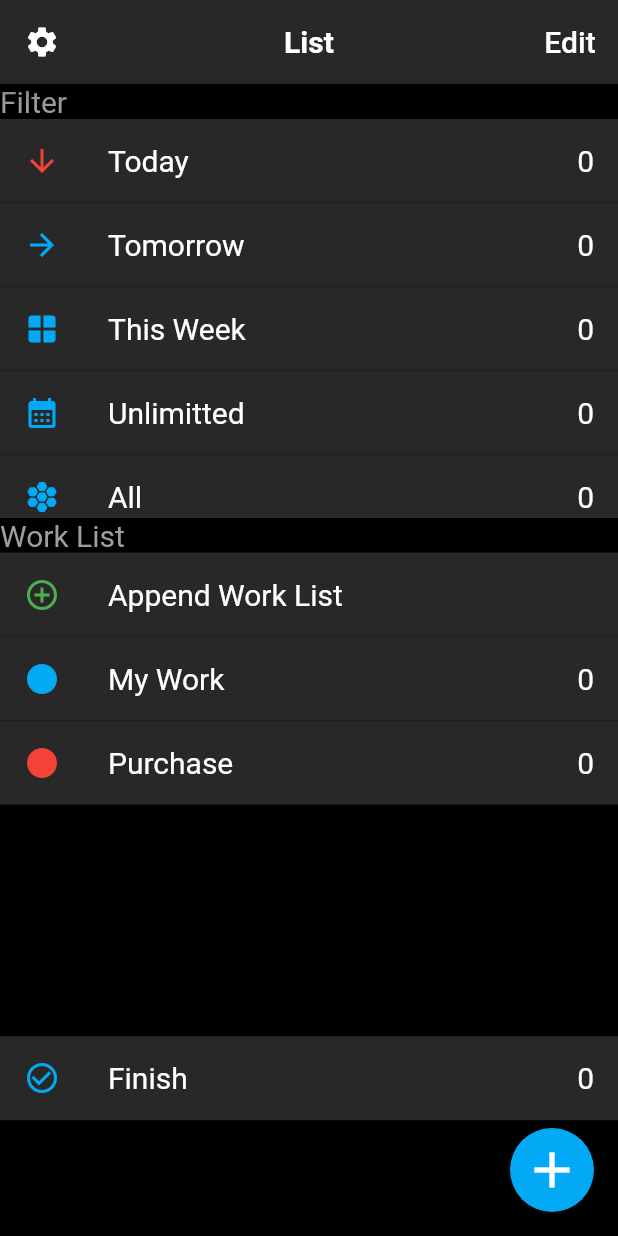
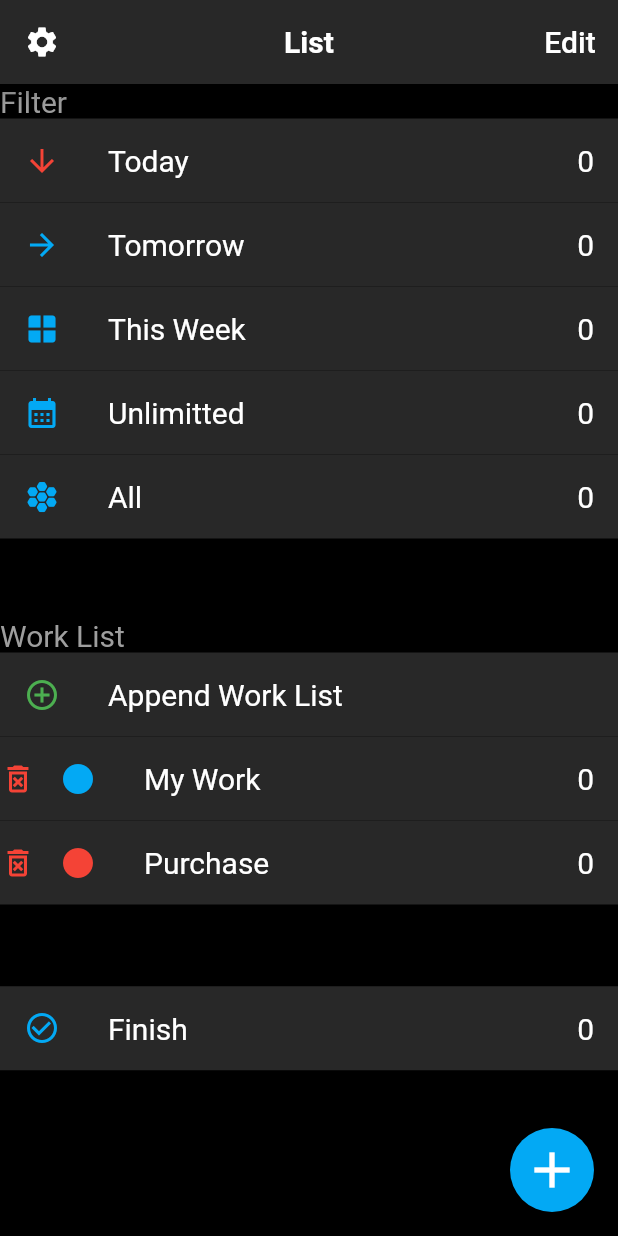
Before and after one commit to Sihwan-Kim/todo_flutter, a Flutter app: the screen it shows after launch, after a tap on "Edit", on a phone screen of 412 x 824 dp. Run offline on Flutter 3.47's test engine with Material 2 defaults, Android fonts, the phone set to English and light mode, and no system bars; our stand-ins replace sqflite; accounts and stored records are empty.

Commit message:
Append Delete Icon to WorkList

```diff
--- a/lib/addwork.dart
+++ b/lib/addwork.dart
@@ -80,7 +80,7 @@ class _EditWorkName extends State<EditWorkName>
             value: _isChecked,
             onChanged: (value) { setState(() {_isChecked = value ;}); },
           ),
-          Flexible
+          Flexible                      // Flexible에 사용해야지만 에러가 발생하지 않는다.
           (
             child: TextFormField
             (
@@ -229,7 +229,7 @@ class WorkListSelect extends StatefulWidget
 //----------------------------------------------------------------------------
 class _WorkListSelect extends State<WorkListSelect>
 {
-  String selectedDropdown = ChangeCountValue().workList[0].name;
+  String selectedDropdown = ChangeListValue().workList[0].name;
 
   @override
   Widget build(BuildContext context)
@@ -240,7 +240,7 @@ class _WorkListSelect extends State<WorkListSelect>
 			color: const Color.fromARGB(255, 40, 40, 40),
       child: ChangeNotifierProvider
       (
-	      create: (BuildContext context) => ChangeCountValue(),
+	      create: (BuildContext context) => ChangeListValue(),
         child: Row
         (
           children:
@@ -253,7 +253,7 @@ class _WorkListSelect extends State<WorkListSelect>
               (
                 isExpanded: true,
                 value: selectedDropdown,
-                items: context.watch<ChangeCountValue>().workList.map
+                items: context.watch<ChangeListValue>().workList.map
                 (
                   (ItemProperty property)
                   {
--- a/lib/main.dart
+++ b/lib/main.dart
@@ -9,7 +9,7 @@ void main()
 	(
 		MultiProvider
 		(
-			providers: [ ChangeNotifierProvider(create: (_) => ChangeCountValue()),],
+			providers: [ ChangeNotifierProvider(create: (_) => ChangeListValue()),],
 			child: const MyToDoApp(),
 		),
   );
@@ -44,13 +44,15 @@ class MainPage extends StatefulWidget
   const MainPage({super.key,});
 
   @override
-  State<MainPage> createState() => _MainPage();
+  State<MainPage> createState() => MainPageState();
 }
 //----------------------------------------------------------------------------
-class _MainPage extends State<MainPage>
+class MainPageState extends State<MainPage>
 {
- // const MainPage({super.key, required this.title});
   var _visibility = false;
+
+  set setVisible(value) => setState(() {_visibility = value;});
+  get visible => _visibility ;
 
   @override
 	Widget build(BuildContext context)
@@ -78,22 +80,22 @@ class _MainPage extends State<MainPage>
 			),
 			body: ChangeNotifierProvider
 			(
-				create: (BuildContext context) => ChangeCountValue(),
+				create: (BuildContext context) => ChangeListValue(),
 			 	child: Column
 				(
 					crossAxisAlignment: CrossAxisAlignment.stretch,
 					children:
 					[
 						const Text('Filter', style: TextStyle(fontSize: 20, color: Colors.grey),),
-						Expanded(flex: 2, child: ListViewBuilder(listItems: context.watch<ChangeCountValue>().filterItems,),),
+            Flexible(flex: 2, fit: FlexFit.loose , child: ListViewBuilder(listItems: context.watch<ChangeListValue>().filterItems,),),
 						const Text('Work List', style: TextStyle(fontSize: 20, color: Colors.grey),),
             Visibility
             (
               visible: _visibility,
               child: const AppendListWidget(),
             ),
-						Expanded(flex: 2, child: ListViewBuilder(listItems: context.watch<ChangeCountValue>().workList,),),
-						Expanded(flex: 1, child: ListViewBuilder(listItems: context.watch<ChangeCountValue>().finishWork,),),
+						Flexible(flex: 1, child: WorkListViewBuilder(listItems: context.watch<ChangeListValue>().workList,),),
+						Flexible(flex: 1, child: ListViewBuilder(listItems: context.watch<ChangeListValue>().finishWork,),),
 					],
 				),
 			),
@@ -101,7 +103,7 @@ class _MainPage extends State<MainPage>
 			(
         onPressed: ()
 				{
-          Navigator.push(context, MaterialPageRoute(builder: (context) => AppendList()),);
+          Navigator.push(context, MaterialPageRoute(builder: (context) => const AppendList()),);
 				},
 
         backgroundColor: Colors.lightBlue,
@@ -126,14 +128,14 @@ class ListViewBuilder extends StatelessWidget
 			itemBuilder: (BuildContext context, int index) => Dismissible
 			(
         key: Key(listItems[index].name),
+        child: ItemIdentity(property: listItems[index]),
 				onDismissed: (direction)
 				{
 					if(direction == DismissDirection.endToStart)
 					{
-						context.read<ChangeCountValue>().removeAt(index) ;
+						context.read<ChangeListValue>().removeAt(index) ;
           }
 				},
-				child: ItemIdentity(property: listItems[index]),
 			),
 		);
 	}
@@ -164,6 +166,74 @@ class ItemIdentity extends StatelessWidget
 	}
 }
 //-----------------------------------------------------------------------------------------
+class WorkListViewBuilder extends StatelessWidget
+{
+	const WorkListViewBuilder({super.key, required this.listItems});
+	final List<ItemProperty>  listItems ;
+
+	@override
+	Widget build(BuildContext context)
+	{
+		return ListView.builder
+		(
+			itemCount: listItems.length, //리스트의 개수
+			itemBuilder: (BuildContext context, int index) => Dismissible
+			(
+        key: Key(listItems[index].name),
+        child: WorkListItemIdentity(property: listItems[index]),
+				onDismissed: (direction)
+				{
+					if(direction == DismissDirection.endToStart)
+					{
+						context.read<ChangeListValue>().removeAt(index) ;
+          }
+				},
+			),
+		);
+	}
+}
+//-----------------------------------------------------------------------------------------
+class WorkListItemIdentity extends StatelessWidget
+{
+	const WorkListItemIdentity({super.key, required this.property});
+	final ItemProperty property ;
+
+	@override
+	Widget build(BuildContext context)
+	{
+    MainPageState? parent = context.findAncestorStateOfType<MainPageState>();
+
+		return Container
+		(
+			color:const Color.fromARGB(255, 40, 40, 40),
+			child: Row
+      (
+        children :
+        [
+          Visibility
+          (
+            visible: parent!.visible ,
+            child: const Icon(Icons.delete_forever_outlined, color: Colors.red,),
+          ),
+          Flexible                      // Flexible에 사용해야지만 에러가 발생하지 않는다.
+          (
+            child: ListTile
+            (
+              leading: property.icon,
+              title: Text(property.name, style: const TextStyle(fontSize: 20, color: Colors.white),),
+              trailing: Text
+              (
+                property.count.toString(),
+                style: const TextStyle(fontSize: 20, color: Colors.white),
+              ),
+            )
+          ),
+        ]
+      ),
+		);
+	}
+}
+//-----------------------------------------------------------------------------------------
 class AppendListWidget extends StatelessWidget
 {
 	const AppendListWidget({super.key});
@@ -171,13 +241,20 @@ class AppendListWidget extends StatelessWidget
 	@override
 	Widget build(BuildContext context)
 	{
+    MainPageState? parent = context.findAncestorStateOfType<MainPageState>(); // Main Widget의 State에 접근하기 위해 필요하다.
+
 		return Container
 		(
 			color:const Color.fromARGB(255, 40, 40, 40),
-			child: const ListTile
+			child: ListTile
 			(
-				leading: Icon(Icons.add_circle_outline, color: Colors.green),
-				title: Text('Append Work List', style: const TextStyle(fontSize: 20, color: Colors.white),),
+				leading: const Icon(Icons.add_circle_outline, color: Colors.green),
+				title: const Text('Append Work List', style: TextStyle(fontSize: 20, color: Colors.white),),
+        onTap: ()
+        {
+          parent!.setVisible = false ;
+//          Navigator.push(context, MaterialPageRoute(builder: (context) => const AppendList()),);
+        },
 			) ,
 		);
 	}
--- a/lib/model.dart
+++ b/lib/model.dart
@@ -38,7 +38,7 @@ class ItemProperty
 	ItemProperty(this.name, this.count, this.icon) ;
 }
 //-----------------------------------------------------------------------------------------
-class ChangeCountValue with ChangeNotifier
+class ChangeListValue with ChangeNotifier
 {
 	final List<ItemProperty> _filterItems = [
 										                        ItemProperty('Today', 0, const Icon(Icons.arrow_downward, color: Colors.red)),
--- a/pubspec.yaml
+++ b/pubspec.yaml
@@ -39,6 +39,7 @@ dependencies:
   # Use with the CupertinoIcons class for iOS style icons.
   cupertino_icons: ^1.0.2
   intl: ^0.18.1
+  flutter_slidable: ^3.0.0
 
 dev_dependencies:
   flutter_test:
```
Also changed, not shown: pubspec.lock.
